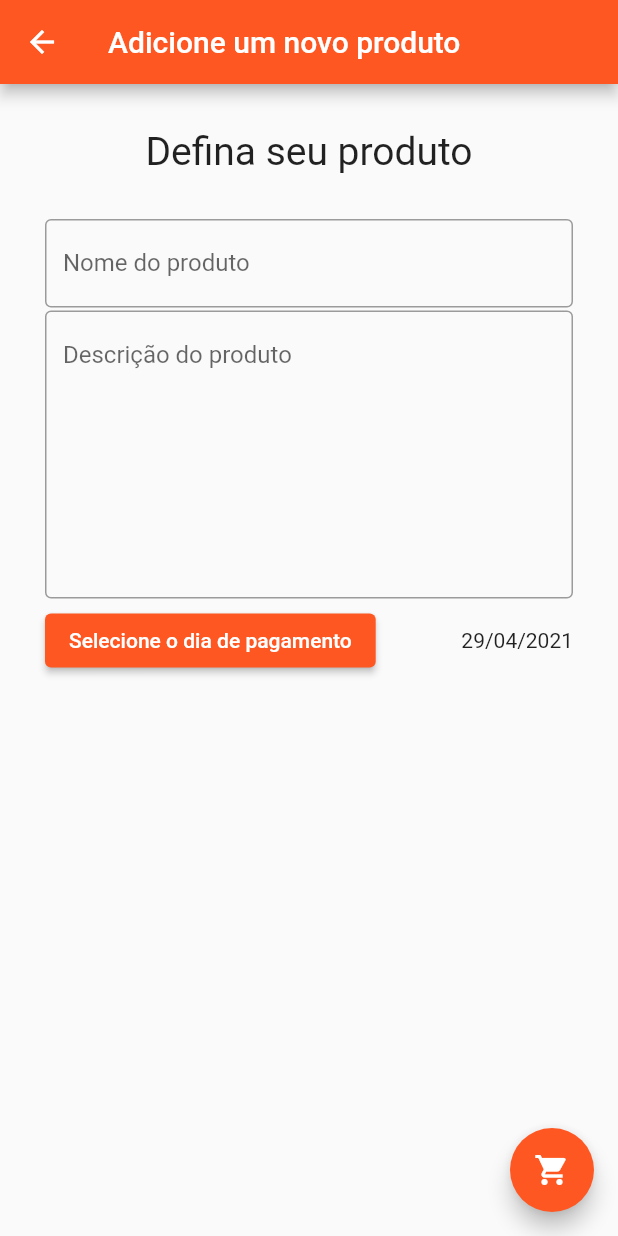
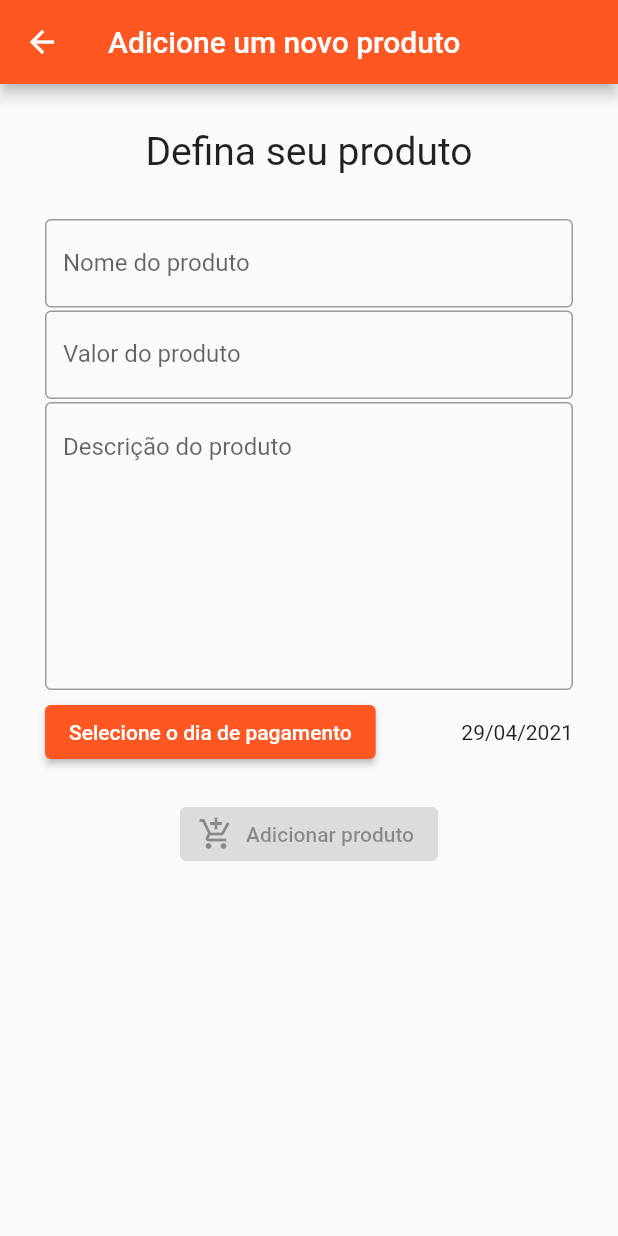
Before and after one commit to LucasSnatiago/flutter_lista_compras, a Flutter app: the NovoProduto screen opened by its route, on a phone screen of 412 x 824 dp. Run offline on Flutter 3.47's test engine with Material 2 defaults, Android fonts, the phone set to English and light mode, and no system bars; our stand-ins replace shared_preferences, sqflite; missing offline and left inert: dbcrypt, shared_preferences_web; accounts and stored records are empty.

Commit message:
feat: tela de compras

```diff
--- a/lib/login/login.dart
+++ b/lib/login/login.dart
@@ -33,6 +33,7 @@ class _MenuState extends State<Menu> {
                   Text(''),
                   TextFormField(
                     key: ValueKey('email'),
+                    keyboardType: TextInputType.emailAddress,
                     autocorrect: false,
                     initialValue: _formValues['email'],
                     validator: (value) {
--- a/lib/telas/NovoProduto.dart
+++ b/lib/telas/NovoProduto.dart
@@ -1,7 +1,7 @@
-import 'dart:ui';
-
 import 'package:flutter/material.dart';
+import 'package:flutter_lista_compras/banco_de_dados/banco.dart';
 import 'package:intl/intl.dart';
+import 'package:shared_preferences/shared_preferences.dart';
 
 class NovoProduto extends StatefulWidget {
   static const routeName = 'NovoProduto';
@@ -12,7 +12,7 @@ class NovoProduto extends StatefulWidget {
 
 class _NovoProdutoState extends State<NovoProduto> {
   final _globalKey = GlobalKey<FormState>();
-  var _formValues;
+  var _formValues = {};
   DateTime selectedDate = DateTime.now();
 
   @override
@@ -40,7 +40,6 @@ class _NovoProdutoState extends State<NovoProduto> {
                 ),
                 TextFormField(
                   key: ValueKey('titulo'),
-                    autovalidateMode: AutovalidateMode.onUserInteraction,
                   validator: (value) {
                     if (value == null || value.isEmpty) {
                       return 'O produto precisa possuir um nome';
@@ -57,9 +56,24 @@ class _NovoProdutoState extends State<NovoProduto> {
                   height: 2,
                 ),
                 TextFormField(
+                  key: ValueKey('preco'),
+                  initialValue: _formValues['preco'],
+                  onSaved: (newPrice) => _formValues['preco'] = newPrice,
+                  keyboardType: TextInputType.number,
+                  validator: (value) =>
+                      (value == null || (double.parse(value) < 0.0))
+                          ? 'O valor não pode ser negativo'
+                          : null,
+                  decoration: InputDecoration(
+                      labelText: 'Valor do produto',
+                      border: OutlineInputBorder()),
+                ),
+                SizedBox(
+                  height: 2,
+                ),
+                TextFormField(
                   key: ValueKey('descricao'),
                   autocorrect: true,
-                    autovalidateMode: AutovalidateMode.onUserInteraction,
                   validator: (value) {
                     if (value == null || value.isEmpty) {
                       return 'O produto precisa possuir uma descrição';
@@ -85,18 +99,41 @@ class _NovoProdutoState extends State<NovoProduto> {
                     Text(DateFormat('dd/MM/yyyy').format(selectedDate)),
                   ],
                 ),
+                SizedBox(
+                  height: 20,
+                ),
+                ElevatedButton.icon(
+                    onPressed: _addProdutos(context),
+                    icon: Icon(Icons.add_shopping_cart),
+                    label: Text('Adicionar produto'))
               ],
-              )),
             ),
           ),
-      floatingActionButton: FloatingActionButton(
-        onPressed: _addProdutos(),
-        child: Icon(Icons.shopping_cart),
+        ),
       ),
     );
   }
 
-  _addProdutos() {}
+  _addProdutos(context) {
+    if (_globalKey.currentState?.validate() ?? false) {
+      _globalKey.currentState?.save();
+      print('Valores da compra $_formValues');
+
+      loadUserID().then((userId) {
+        var produto = {
+          'user_id': userId,
+          'titulo': _formValues['titulo'],
+          'descricao': _formValues['descricao'],
+          'dia_pagamento': selectedDate.toIso8601String(),
+          'pago': 'false',
+        };
+
+        SQLDatabase.insert('conta', produto);
+
+        Navigator.of(context).pop();
+      });
+    }
+  }
 
   Future<void> _selectDate(BuildContext context) async {
     final now = DateTime.now();
@@ -112,4 +149,9 @@ class _NovoProdutoState extends State<NovoProduto> {
         selectedDate = picked;
       });
   }
+
+  Future<int> loadUserID() async {
+    SharedPreferences prefs = await SharedPreferences.getInstance();
+    return (prefs.getInt('user_id'))!;
   }
+}
```
Also changed, not shown: lib/telas/MenuApp.dart (+7 -5 lines), 1 other file. Lines whose indentation alone changed are shown as unchanged.
